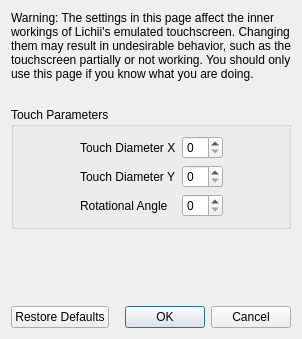
Qt form src/yuzu/configuration/configure_touchscreen_advanced.ui (Riddsc/satronho-nx) before a commit.
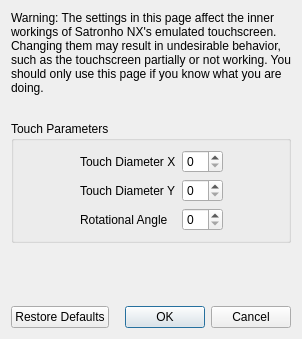
The same form after that commit.

Commit message:
Medidor de rendimiento desde nx2_switches.txt y textos con el nombre Satronho NX
- nx2_profile: EDEN_NX2_GPU_PROFILE se leía antes de main(), así que
  no funcionaba desde nx2_switches.txt; ahora se lee al primer uso
- Ventanas, diálogos y atajos muestran "Satronho NX" en lugar de "Lichii"
  (los créditos a Lichii, Eglantine y Eden se mantienen en "Acerca de")

What changed in the file:
```diff
--- a/src/yuzu/configuration/configure_touchscreen_advanced.ui
+++ b/src/yuzu/configuration/configure_touchscreen_advanced.ui
@@ -23,7 +23,7 @@
       </size>
      </property>
      <property name="text">
-      <string>Warning: The settings in this page affect the inner workings of Lichii's emulated touchscreen. Changing them may result in undesirable behavior, such as the touchscreen partially or not working. You should only use this page if you know what you are doing.</string>
+      <string>Warning: The settings in this page affect the inner workings of Satronho NX's emulated touchscreen. Changing them may result in undesirable behavior, such as the touchscreen partially or not working. You should only use this page if you know what you are doing.</string>
      </property>
      <property name="wordWrap">
       <bool>true</bool>
```
The commit also changes 18 other files.
